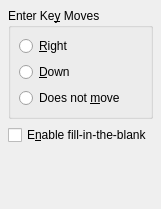
Above: src/prefeditorbase.ui from KDE/kwordquiz before the change. Below: the same form after it.
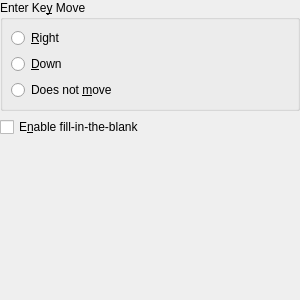
That is the form after the change.

What changed in the file:
```diff
--- a/src/prefeditorbase.ui
+++ b/src/prefeditorbase.ui
@@ -8,16 +8,22 @@
    <rect>
     <x>0</x>
     <y>0</y>
-    <width>159</width>
-    <height>209</height>
+    <width>300</width>
+    <height>300</height>
    </rect>
   </property>
+  <property name="minimumSize" >
+   <size>
+    <width>300</width>
+    <height>300</height>
+   </size>
+  </property>
   <property name="windowTitle" >
    <string>Form</string>
   </property>
   <layout class="QGridLayout" >
    <property name="margin" >
-    <number>8</number>
+    <number>0</number>
    </property>
    <property name="spacing" >
     <number>6</number>
@@ -30,7 +36,7 @@
      <property name="sizeHint" >
       <size>
        <width>20</width>
-       <height>41</height>
+       <height>40</height>
       </size>
      </property>
     </spacer>
@@ -57,7 +63,7 @@
       <string>Select how the Enter key should behave in the editor</string>
      </property>
      <property name="title" >
-      <string>Enter Ke&amp;y Moves</string>
+      <string>Enter Ke&amp;y Move</string>
      </property>
      <layout class="QVBoxLayout" >
       <property name="margin" >
```
Left out of the diff: 2 changed lines with no effect on the pictures.
